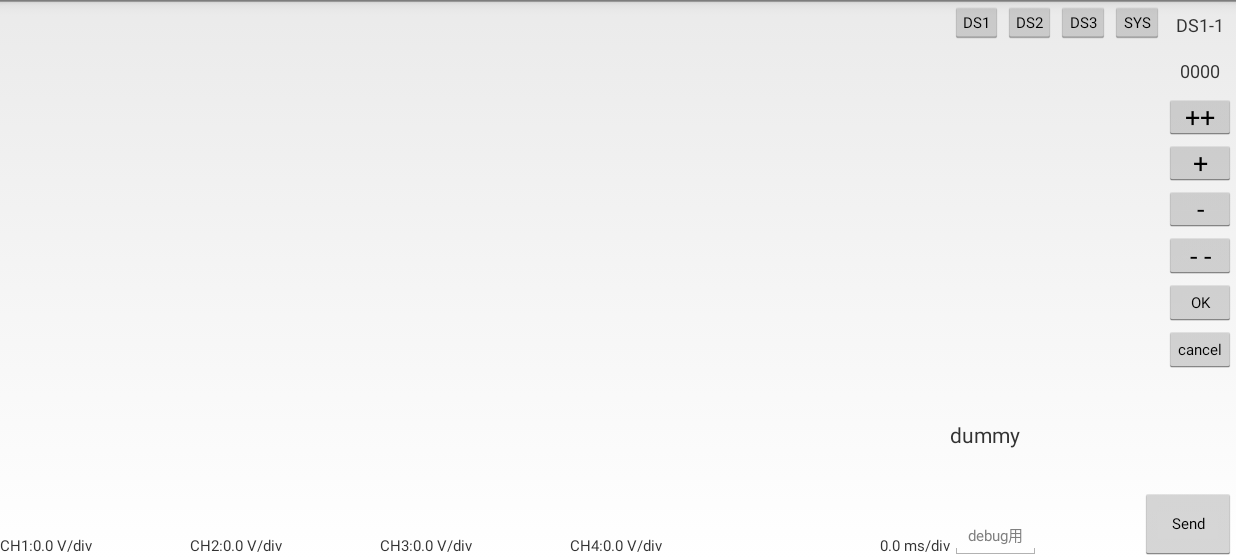
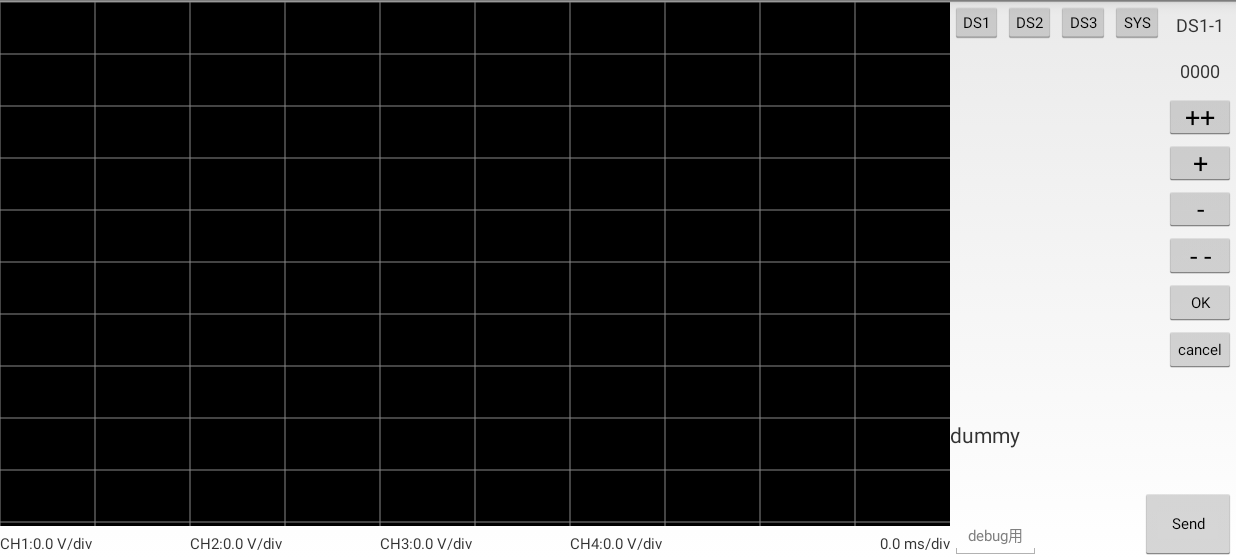
Before and after one commit to kenichiabe4ta/YukenBTC, an Android app: the screen it shows after launch (MainActivity), on a phone screen of 824 x 412 dp (held sideways), the part 60-618 px from its top. Run offline under Robolectric (Android 15) with nearby library versions, the phone set to English and light mode, and no system bars.

Commit message:
グラフ表示を実装

```diff
--- a/Application/build.gradle
+++ b/Application/build.gradle
@@ -34,7 +34,7 @@ android {
     buildToolsVersion "23.0.0"
 
     defaultConfig {
-        minSdkVersion 14
+        minSdkVersion 16
         targetSdkVersion 23
     }
 
--- a/Application/src/main/java/com/example/android/bluetoothchat/BTCFragment.java
+++ b/Application/src/main/java/com/example/android/bluetoothchat/BTCFragment.java
@@ -19,7 +19,6 @@ import android.app.Activity;
 import android.bluetooth.BluetoothAdapter;
 import android.bluetooth.BluetoothDevice;
 import android.content.Intent;
-import android.content.res.AssetManager;
 import android.os.Bundle;
 import android.os.Handler;
 import android.os.Message;
@@ -42,13 +41,6 @@ import android.widget.TextView;
 import android.widget.Toast;
 
 import com.example.android.common.logger.Log;
-
-import java.io.BufferedReader;
-import java.io.IOException;
-import java.io.InputStream;
-import java.io.InputStreamReader;
-import java.util.ArrayList;
-import java.util.List;
 
 public class BTCFragment extends Fragment {       //This fragment controls Bluetooth to communicate with other devices.
     private static final String TAG = "BTCFragment";
@@ -121,7 +113,7 @@ public class BTCFragment extends Fragment {       //This fragment controls Bluet
     }
     @Override
     public void onViewCreated(View view, @Nullable Bundle savedInstanceState) {
-        mConversationView = (ListView) view.findViewById(R.id.in);  // in: Message表示用listview
+        mConversationView = (ListView) view.findViewById(R.id.massage_listview);  // massage_listview:Message表示用listview
         mOutEditText = (EditText) view.findViewById(R.id.edit_text_out);
         mSendButton = (Button) view.findViewById(R.id.button_send);
     }
--- a/Application/src/main/java/com/example/android/bluetoothchat/CustomCanvas.java
+++ b/Application/src/main/java/com/example/android/bluetoothchat/CustomCanvas.java
@@ -4,26 +4,56 @@ import android.graphics.Canvas;
 import android.graphics.Color;
 import android.graphics.Paint;
 import android.util.AttributeSet;
+import android.util.Log;
 import android.view.View;
 public class CustomCanvas extends View {
-    Paint mPaint;
+    private Paint mPaint;
+    private int mCanvas_w,mCanvas_h;
+    private float[] mWavedt=new float[4096];
 
     public CustomCanvas(Context context, AttributeSet attrs) {  //コンストラクタ
         super(context, attrs);
         mPaint = new Paint();
     }
+
     @Override
     protected void onDraw(Canvas canvas) {
-        // 背景、半透明
+        mCanvas_w=getWidth();
+        mCanvas_h=getHeight();
+        Log.d("canvas_w,canvas_h=",String.valueOf(mCanvas_w)+","+String.valueOf(mCanvas_h));
+        Log.d("canvas_root_w,h=",String.valueOf(getRootView().getWidth())+","+String.valueOf(getRootView().getHeight()));
+        // 背景
         canvas.drawColor(Color.BLACK);
-
-        // 円
-        mPaint.setColor(Color.argb(255, 68, 125, 255));
-        mPaint.setStrokeWidth(30);
-        mPaint.setAntiAlias(true);
-        mPaint.setStyle(Paint.Style.STROKE);
-        // (x1,y1,r,paint) 中心x1座標, 中心y1座標, r半径
-        canvas.drawCircle(50, 50, 20, mPaint);
+        // 枠線描画(10分割)
+        drawFrame(canvas);
+        // 波形描画
+        drawWave(canvas);
     }
-
+    private void drawFrame(Canvas canvas){
+        mPaint.setColor(Color.GRAY);
+        mPaint.setStrokeWidth(1);
+        for (int i = 0; i<mCanvas_h; i++) {
+            if (i % (mCanvas_h/10) != 0) { continue; }
+            canvas.drawLine(0, i, mCanvas_w, i, mPaint);// drawline(始点x,y,終点x,y,Paint)
+        }
+        for (int i = 0; i<mCanvas_w; i++) {
+            if (i % (mCanvas_w/10) != 0) { continue; }
+            canvas.drawLine(i, 0, i,mCanvas_h, mPaint);
+        }
+    }
+    private void drawWave(Canvas canvas){
+        mPaint.setColor(Color.RED);
+        mPaint.setStrokeWidth(5);
+        //drawLines (float[] pts,Paint paint)
+        //pts 	float: Array of points to draw [x0 y0 x1 y1 x2 y2 ...]
+        canvas.drawLines(mWavedt, mPaint);
+    }
+    public void setWavedt(int dt[]){
+        for(int i=0;i<dt.length;i++){
+            mWavedt[i*2]=i*mCanvas_w/dt.length;             //x軸 データ総数/100%幅
+            mWavedt[i*2+1]=mCanvas_h-dt[i]*mCanvas_h/1023;  //y軸 10bit幅/100%高さ
+        }
+        // 再描画 invalidate→onDraw→drawFrame→drawWaveの順番で波形表示
+        invalidate();
+    }
 }
--- a/Application/src/main/java/com/example/android/bluetoothchat/MainActivity.java
+++ b/Application/src/main/java/com/example/android/bluetoothchat/MainActivity.java
@@ -22,6 +22,7 @@ import android.util.Log;
 import android.view.LayoutInflater;
 import android.view.Menu;
 import android.view.View;
+import android.view.ViewTreeObserver;
 import android.view.WindowManager;
 import android.widget.LinearLayout;
 import android.widget.ListView;
@@ -43,6 +44,8 @@ import java.util.List;
 public class MainActivity extends FragmentActivity {
     private ListView mlistView;
     private CustomAdapter mCustomAdapater;
+    private CustomCanvas mCustomCanvas;
+
     @Override
     protected void onCreate(Bundle savedInstanceState) {
         super.onCreate(savedInstanceState);
@@ -66,6 +69,8 @@ public class MainActivity extends FragmentActivity {
         initParameterSet();
         mlistView = (ListView) findViewById(R.id.p_list);
         mlistView.setAdapter(mCustomAdapater);
+        // Canvasのview取得(これがないとmCustomCanvas=nullのままNullPointerException発生
+        mCustomCanvas = (CustomCanvas) findViewById(R.id.customview);
     }
     private void initParameterSet() {
         AssetManager am = getResources().getAssets();
@@ -108,6 +113,7 @@ public class MainActivity extends FragmentActivity {
     public static int parseInt(String value) {
         return parseInt(value, 0);
     }
+    // パラメータリスト用ボタン
     public void ds1_bt(View v){
         mlistView.setSelection(0);
     }
@@ -121,7 +127,12 @@ public class MainActivity extends FragmentActivity {
         mlistView.setSelection(30);
     }
 
-
+    // ダミーデータ描画
+    public void ok_bt(View v){
+        int[] wave_dt = new int[1024];
+        for (int i=0; i<wave_dt.length; i++){ wave_dt[i]=i; }
+        mCustomCanvas.setWavedt(wave_dt);
+    }
 
     @Override
     protected void onStart() {
--- a/Application/src/main/res/layout/activity_main_fragment.xml
+++ b/Application/src/main/res/layout/activity_main_fragment.xml
@@ -26,11 +26,16 @@
         android:orientation="vertical">
 
         <!-- Message表示用 → Canvas用 -->
+        <com.example.android.bluetoothchat.CustomCanvas
+            android:id="@+id/customview"
+            android:layout_width="wrap_content"
+            android:layout_height="0dp"
+            android:layout_weight="17" />
         <ListView
-            android:id="@+id/in"
+            android:id="@+id/massage_listview"
             android:layout_width="match_parent"
             android:layout_height="0dp"
-            android:layout_weight="19"
+            android:layout_weight="0.1"
             android:stackFromBottom="true"
             android:transcriptMode="alwaysScroll" />
 
@@ -223,7 +228,8 @@
                     android:layout_weight="1"
                     android:padding="0dp"
                     android:text="OK"
-                    android:textSize="10dp" />
+                    android:textSize="10dp"
+                    android:onClick="ok_bt"/>
 
                 <Button
                     android:layout_width="wrap_content"
```
Also changed, not shown: 47 other files.
